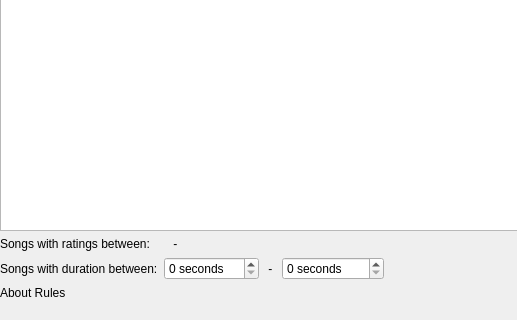
This is dynamic/dynamicrules.ui in CDrummond/cantata as Qt 5 draws it before an edit; both pictures show x 0 to 517 and y 175 to 495 of the 689 by 495 pixel window. The edited form follows.
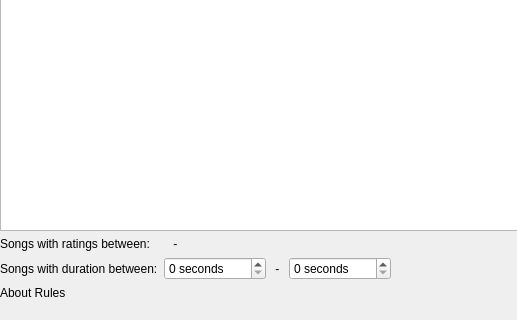
This is the edited form. Custom widgets are drawn as their Qt base class.

Commit message: Update duration limits to 1/2 hour (1800 seconds)

```diff
--- a/dynamic/dynamicrules.ui
+++ b/dynamic/dynamicrules.ui
@@ -153,7 +153,7 @@
              <string> seconds</string>
             </property>
             <property name="maximum">
-             <number>300</number>
+             <number>1800</number>
             </property>
             <property name="singleStep">
              <number>10</number>
@@ -173,7 +173,7 @@
              <string> seconds</string>
             </property>
             <property name="maximum">
-             <number>1200</number>
+             <number>1800</number>
             </property>
             <property name="singleStep">
              <number>10</number>
```
